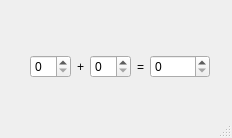
Above: Lesson_6/task_1/mainwindow.ui from danilglinianiy/NG_2020_Danil_Glinianiy before the change. Below: the same form after it.
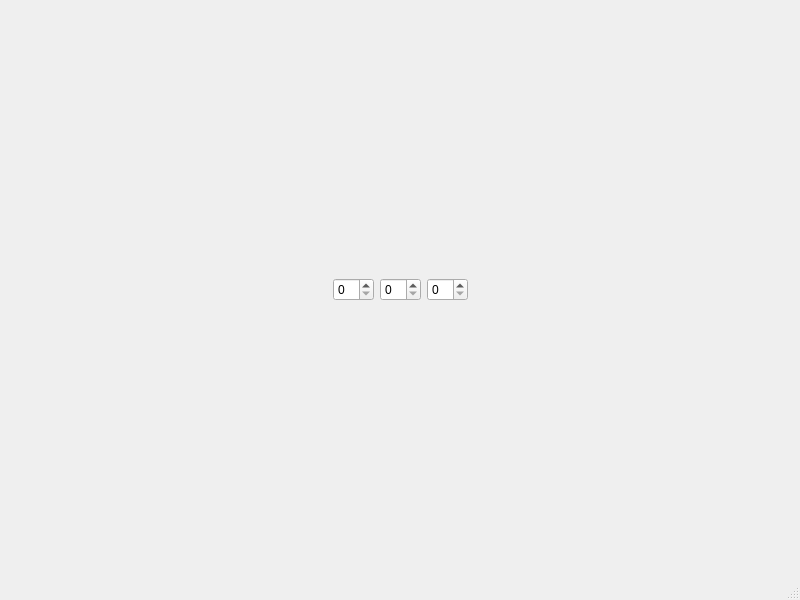
That is the form after the change.

What changed in the file:
```diff
--- a/Lesson_6/task_1/mainwindow.ui
+++ b/Lesson_6/task_1/mainwindow.ui
@@ -6,61 +6,81 @@
    <rect>
     <x>0</x>
     <y>0</y>
-    <width>232</width>
-    <height>138</height>
+    <width>800</width>
+    <height>600</height>
    </rect>
   </property>
   <property name="windowTitle">
    <string>MainWindow</string>
   </property>
   <widget class="QWidget" name="centralwidget">
-   <widget class="QWidget" name="">
-    <property name="geometry">
-     <rect>
-      <x>30</x>
-      <y>50</y>
-      <width>180</width>
-      <height>33</height>
-     </rect>
-    </property>
-    <layout class="QHBoxLayout" name="horizontalLayout_4">
-     <item>
-      <layout class="QHBoxLayout" name="horizontalLayout_3">
-       <item>
-        <layout class="QHBoxLayout" name="horizontalLayout_2">
-         <item>
-          <layout class="QHBoxLayout" name="horizontalLayout">
-           <item>
-            <widget class="QSpinBox" name="firstNum"/>
-           </item>
-           <item>
-            <widget class="QLabel" name="label">
-             <property name="text">
-              <string>+</string>
-             </property>
-            </widget>
-           </item>
-          </layout>
-         </item>
-         <item>
-          <widget class="QSpinBox" name="secondNum"/>
-         </item>
-        </layout>
-       </item>
-       <item>
-        <widget class="QLabel" name="label_2">
-         <property name="text">
-          <string>=</string>
-         </property>
-        </widget>
-       </item>
-      </layout>
-     </item>
-     <item>
-      <widget class="QSpinBox" name="rezult"/>
-     </item>
-    </layout>
-   </widget>
+   <layout class="QGridLayout" name="gridLayout">
+    <item row="0" column="1">
+     <spacer name="verticalSpacer_2">
+      <property name="orientation">
+       <enum>Qt::Vertical</enum>
+      </property>
+      <property name="sizeHint" stdset="0">
+       <size>
+        <width>20</width>
+        <height>242</height>
+       </size>
+      </property>
+     </spacer>
+    </item>
+    <item row="1" column="0">
+     <spacer name="horizontalSpacer">
+      <property name="orientation">
+       <enum>Qt::Horizontal</enum>
+      </property>
+      <property name="sizeHint" stdset="0">
+       <size>
+        <width>311</width>
+        <height>20</height>
+       </size>
+      </property>
+     </spacer>
+    </item>
+    <item row="1" column="1">
+     <layout class="QHBoxLayout" name="horizontalLayout">
+      <item>
+       <widget class="QSpinBox" name="firstNum"/>
+      </item>
+      <item>
+       <widget class="QSpinBox" name="secondNum"/>
+      </item>
+      <item>
+       <widget class="QSpinBox" name="rezult"/>
+      </item>
+     </layout>
+    </item>
+    <item row="1" column="2">
+     <spacer name="horizontalSpacer_2">
+      <property name="orientation">
+       <enum>Qt::Horizontal</enum>
+      </property>
+      <property name="sizeHint" stdset="0">
+       <size>
+        <width>311</width>
+        <height>20</height>
+       </size>
+      </property>
+     </spacer>
+    </item>
+    <item row="2" column="1">
+     <spacer name="verticalSpacer">
+      <property name="orientation">
+       <enum>Qt::Vertical</enum>
+      </property>
+      <property name="sizeHint" stdset="0">
+       <size>
+        <width>20</width>
+        <height>241</height>
+       </size>
+      </property>
+     </spacer>
+    </item>
+   </layout>
   </widget>
   <widget class="QMenuBar" name="menubar">
    <property name="geometry">
```
Left out of the diff: 2 changed lines with no effect on the pictures.
